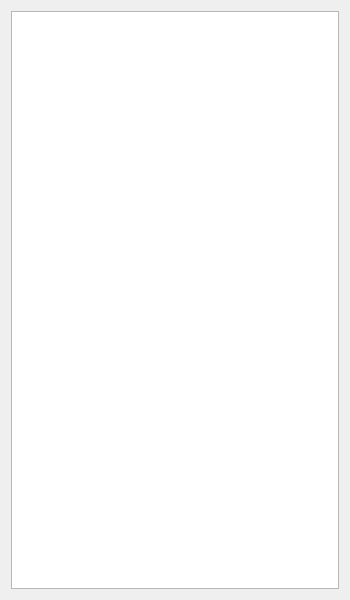
The window that src/ui/db_explorer_window.ui (ilkerAdanur/AdminTableTool) describes before a commit, drawn with Qt 5.
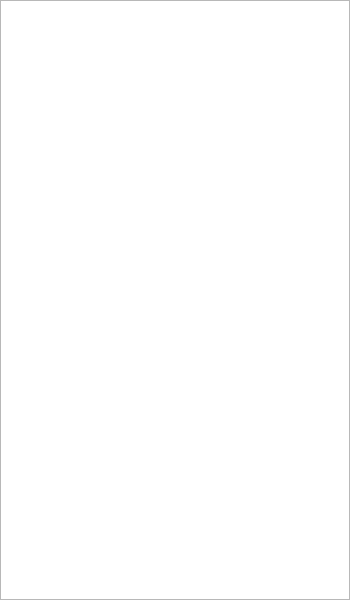
The same window after the commit.

Diff of the .ui file:
```diff
--- a/src/ui/db_explorer_window.ui
+++ b/src/ui/db_explorer_window.ui
@@ -14,6 +14,18 @@
    <string>Veritabanı Gezgini</string>
   </property>
   <layout class="QVBoxLayout" name="verticalLayout">
+   <property name="leftMargin">
+    <number>0</number>
+   </property>
+   <property name="topMargin">
+    <number>0</number>
+   </property>
+   <property name="rightMargin">
+    <number>0</number>
+   </property>
+   <property name="bottomMargin">
+    <number>0</number>
+   </property>
    <item>
     <widget class="QTreeWidget" name="treeWidget_DB">
      <property name="alternatingRowColors">
```
